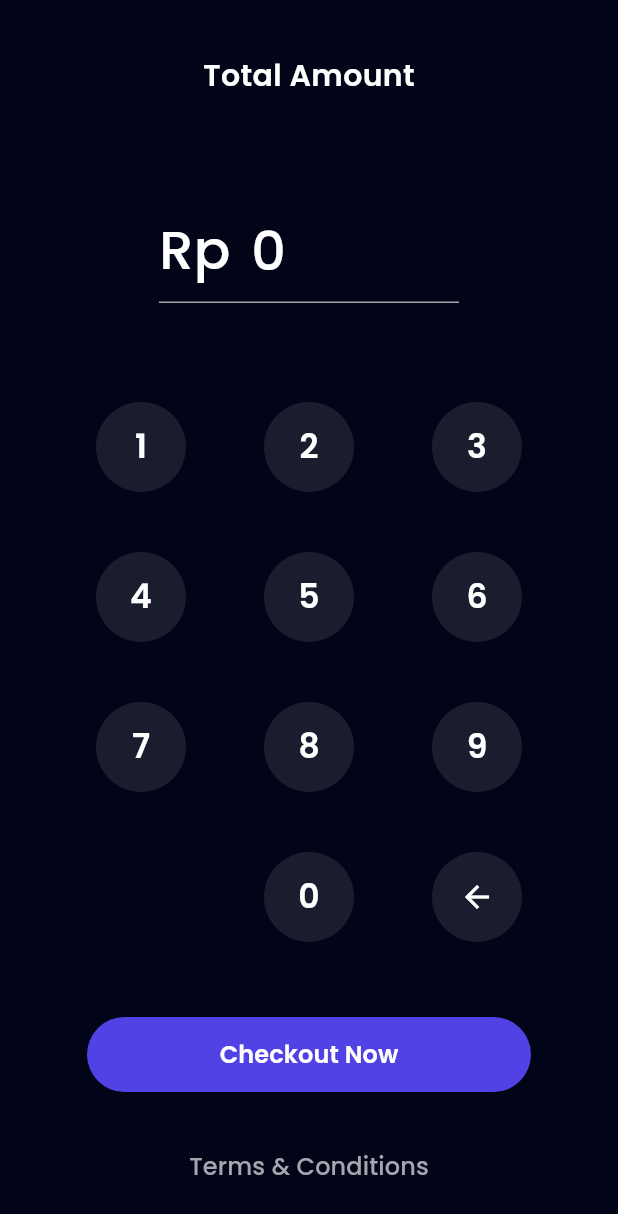
After one commit to evairo176/bank_e, a Flutter app: the TopupPage screen opened by its route, after a tap on "Continue", on a phone screen of 412 x 824 dp. The commit adds this screen. Shown: the top 1214 px of the screen. Run offline on Flutter 3.47's test engine with Material 3 defaults, Android fonts, the phone set to English and light mode, and no system bars; our stand-ins replace carousel_slider, google_fonts.

Commit message:
feat: add topup amount page

```diff
--- a/lib/main.dart
+++ b/lib/main.dart
@@ -4,6 +4,7 @@ import 'package:ewallet/ui/pages/onboarding_page.dart';
 import 'package:ewallet/ui/pages/pin_page.dart';
 import 'package:ewallet/ui/pages/profile_edit_page.dart';
 import 'package:ewallet/ui/pages/profile_edit_pin_page.dart';
+import 'package:ewallet/ui/pages/profile_edit_success_page.dart';
 import 'package:ewallet/ui/pages/profile_page.dart';
 import 'package:ewallet/ui/pages/sign_in_page.dart';
 import 'package:ewallet/ui/pages/sign_up_page.dart';
@@ -11,6 +12,8 @@ import 'package:ewallet/ui/pages/sign_up_set_id_card_page.dart';
 import 'package:ewallet/ui/pages/sign_up_set_profile_page.dart';
 import 'package:ewallet/ui/pages/sign_up_success_page.dart';
 import 'package:ewallet/ui/pages/splash_page.dart';
+import 'package:ewallet/ui/pages/topup_amount_page.dart';
+import 'package:ewallet/ui/pages/topup_page.dart';
 import 'package:flutter/material.dart';
 
 void main() => runApp(const MyApp());
@@ -49,6 +52,9 @@ class MyApp extends StatelessWidget {
         '/pin': (context) => const PinPage(),
         '/profile-edit': (context) => const ProfileEditPage(),
         '/profile-edit-pin': (context) => const ProfileEditPinPage(),
+        '/profile-edit-success': (context) => const ProfileEditSuccessPage(),
+        '/topup': (context) => const TopupPage(),
+        '/topup-amount': (context) => const TopupAmountPage(),
       },
     );
   }
--- /dev/null
+++ b/lib/ui/pages/topup_amount_page.dart
@@ -0,0 +1,200 @@
+import 'package:ewallet/shared/theme.dart';
+import 'package:ewallet/ui/widgets/buttons.dart';
+import 'package:flutter/material.dart';
+
+class TopupAmountPage extends StatefulWidget {
+  const TopupAmountPage({super.key});
+
+  @override
+  State<TopupAmountPage> createState() => _TopupAmountPageState();
+}
+
+class _TopupAmountPageState extends State<TopupAmountPage> {
+  final TextEditingController amountController =
+      TextEditingController(text: '0');
+
+  addAmount(String number) {
+    if (amountController.text == '0') {
+      setState(() {
+        amountController.text = '';
+      });
+    }
+
+    if (amountController.text.length < 13) {
+      setState(() {
+        amountController.text = amountController.text + number;
+      });
+    }
+  }
+
+  deleteAmount() {
+    if (amountController.text.isNotEmpty) {
+      setState(() {
+        amountController.text = amountController.text
+            .substring(0, amountController.text.length - 1);
+        if (amountController.text == '') {
+          amountController.text = '0';
+        }
+      });
+    }
+  }
+
+  @override
+  Widget build(BuildContext context) {
+    return Scaffold(
+      backgroundColor: darkBackgroundColor,
+      body: ListView(
+        padding: const EdgeInsets.symmetric(
+          horizontal: 58,
+        ),
+        children: [
+          const SizedBox(
+            height: 36,
+          ),
+          Center(
+            child: Text(
+              'Total Amount',
+              style: whiteTextStyle.copyWith(
+                fontSize: 20,
+                fontWeight: semiBold,
+              ),
+            ),
+          ),
+          const SizedBox(
+            height: 67,
+          ),
+          Align(
+            child: SizedBox(
+              width: 200,
+              child: TextFormField(
+                controller: amountController,
+                cursorColor: greyColor,
+                enabled: false,
+                style: whiteTextStyle.copyWith(
+                  fontSize: 36,
+                  fontWeight: medium,
+                ),
+                decoration: InputDecoration(
+                  disabledBorder: UnderlineInputBorder(
+                    borderSide: BorderSide(
+                      color: greyColor,
+                    ),
+                  ),
+                  prefixIcon: Text(
+                    'Rp ',
+                    style: whiteTextStyle.copyWith(
+                      fontSize: 36,
+                      fontWeight: medium,
+                    ),
+                  ),
+                ),
+              ),
+            ),
+          ),
+          const SizedBox(
+            height: 66,
+          ),
+          SizedBox(
+            width: double.infinity,
+            child: Wrap(
+              alignment: WrapAlignment.spaceAround,
+              runAlignment: WrapAlignment.spaceAround,
+              spacing: 40,
+              runSpacing: 40,
+              children: [
+                CustomNumberPinButton(
+                  title: '1',
+                  onTap: () {
+                    addAmount('1');
+                  },
+                ),
+                CustomNumberPinButton(
+                  title: '2',
+                  onTap: () {
+                    addAmount('2');
+                  },
+                ),
+                CustomNumberPinButton(
+                  title: '3',
+                  onTap: () {
+                    addAmount('3');
+                  },
+                ),
+                CustomNumberPinButton(
+                  title: '4',
+                  onTap: () {
+                    addAmount('4');
+                  },
+                ),
+                CustomNumberPinButton(
+                  title: '5',
+                  onTap: () {
+                    addAmount('5');
+                  },
+                ),
+                CustomNumberPinButton(
+                  title: '6',
+                  onTap: () {
+                    addAmount('6');
+                  },
+                ),
+                CustomNumberPinButton(
+                  title: '7',
+                  onTap: () {
+                    addAmount('7');
+                  },
+                ),
+                CustomNumberPinButton(
+                  title: '8',
+                  onTap: () {
+                    addAmount('8');
+                  },
+                ),
+                CustomNumberPinButton(
+                  title: '9',
+                  onTap: () {
+                    addAmount('9');
+                  },
+                ),
+                const SizedBox(
+                  height: 60,
+                  width: 60,
+                ),
+                CustomNumberPinButton(
+                  title: '0',
+                  onTap: () {
+                    addAmount('0');
+                  },
+                ),
+                CustomNumberPinButton(
+                  title: '',
+                  onTap: () {
+                    deleteAmount();
+                  },
+                  isBackIcon: true,
+                ),
+              ],
+            ),
+          ),
+          const SizedBox(
+            height: 50,
+          ),
+          CustomFilledButton(
+            title: 'Checkout Now',
+            onPressed: () {},
+          ),
+          const SizedBox(
+            height: 25,
+          ),
+          CustomTextButton(
+            title: 'Terms & Conditions',
+            onPressed: () {},
+          ),
+          const SizedBox(
+            height: 40,
+          ),
+        ],
+      ),
+    );
+  }
+}
--- /dev/null
+++ b/lib/ui/pages/topup_page.dart
@@ -0,0 +1,115 @@
+import 'package:ewallet/shared/theme.dart';
+import 'package:ewallet/ui/widgets/bank_item.dart';
+import 'package:ewallet/ui/widgets/buttons.dart';
+import 'package:flutter/material.dart';
+
+class TopupPage extends StatelessWidget {
+  const TopupPage({super.key});
+
+  @override
+  Widget build(BuildContext context) {
+    return Scaffold(
+      appBar: AppBar(
+        title: const Text(
+          'Top Up',
+        ),
+      ),
+      body: ListView(
+        padding: const EdgeInsets.symmetric(
+          horizontal: 24,
+        ),
+        children: [
+          const SizedBox(
+            height: 30,
+          ),
+          Text(
+            'Wallet',
+            style: blackTextStyle.copyWith(
+              fontSize: 16,
+              fontWeight: semiBold,
+            ),
+          ),
+          const SizedBox(
+            height: 10,
+          ),
+          Row(
+            children: [
+              Image.asset(
+                'assets/image_wallet.png',
+                width: 80,
+                height: 55,
+              ),
+              const SizedBox(
+                width: 16,
+              ),
+              Column(
+                crossAxisAlignment: CrossAxisAlignment.start,
+                children: [
+                  Text(
+                    '8008 2208 1996',
+                    style: blackTextStyle.copyWith(
+                      fontSize: 16,
+                      fontWeight: medium,
+                    ),
+                  ),
+                  const SizedBox(
+                    height: 2,
+                  ),
+                  Text(
+                    'Dicki Prasetya',
+                    style: greyTextStyle.copyWith(
+                      fontSize: 12,
+                      fontWeight: regular,
+                    ),
+                  )
+                ],
+              ),
+            ],
+          ),
+          const SizedBox(
+            height: 40,
+          ),
+          Text(
+            'Select Bank',
+            style: blackTextStyle.copyWith(
+              fontSize: 16,
+              fontWeight: semiBold,
+            ),
+          ),
+          const SizedBox(
+            height: 14,
+          ),
+          const BankItem(
+            imageUrl: 'assets/image_bank_bca.png',
+            title: 'Bank BCA',
+            isSelected: true,
+          ),
+          const BankItem(
+            imageUrl: 'assets/image_bank_bni.png',
+            title: 'Bank BNI',
+          ),
+          const BankItem(
+            imageUrl: 'assets/image_bank_mandiri.png',
+            title: 'Bank Mandiri',
+          ),
+          const BankItem(
+            imageUrl: 'assets/image_bank_ocbc.png',
+            title: 'Bank OCBC',
+          ),
+          const SizedBox(
+            height: 12,
+          ),
+          CustomFilledButton(
+            title: 'Continue',
+            onPressed: () {
+              Navigator.pushNamed(context, '/topup-amount');
+            },
+          ),
+          const SizedBox(
+            height: 50,
+          ),
+        ],
+      ),
+    );
+  }
+}
--- /dev/null
+++ b/lib/ui/widgets/bank_item.dart
@@ -0,0 +1,63 @@
+import 'package:ewallet/shared/theme.dart';
+import 'package:flutter/material.dart';
+
+class BankItem extends StatelessWidget {
+  final String title;
+  final String imageUrl;
+  final bool isSelected;
+
+  const BankItem({
+    super.key,
+    required this.title,
+    required this.imageUrl,
+    this.isSelected = false,
+  });
+
+  @override
+  Widget build(BuildContext context) {
+    return Container(
+      margin: const EdgeInsets.only(
+        bottom: 18,
+      ),
+      padding: const EdgeInsets.all(22),
+      decoration: BoxDecoration(
+        color: whiteColor,
+        borderRadius: BorderRadius.circular(20),
+        border: Border.all(
+          width: 2,
+          color: isSelected ? blueColor : whiteColor,
+        ),
+      ),
+      child: Row(
+        mainAxisAlignment: MainAxisAlignment.spaceBetween,
+        children: [
+          Image.asset(
+            imageUrl,
+            height: 30,
+          ),
+          Column(
+            children: [
+              Text(
+                title,
+                style: blackTextStyle.copyWith(
+                  fontSize: 16,
+                  fontWeight: medium,
+                ),
+              ),
+              const SizedBox(
+                height: 2,
+              ),
+              Text(
+                '50 mins',
+                style: greyTextStyle.copyWith(
+                  fontSize: 12,
+                  fontWeight: regular,
+                ),
+              ),
+            ],
+          )
+        ],
+      ),
+    );
+  }
+}
--- a/lib/ui/widgets/buttons.dart
+++ b/lib/ui/widgets/buttons.dart
@@ -78,7 +78,7 @@ class CustomTextButton extends StatelessWidget {
 class CustomNumberPinButton extends StatelessWidget {
   final String title;
   final VoidCallback? onTap;
-  final bool? isBackIcon;
+  final bool isBackIcon;
 
   const CustomNumberPinButton({
     super.key,
@@ -97,18 +97,18 @@ class CustomNumberPinButton extends StatelessWidget {
         decoration:
             BoxDecoration(shape: BoxShape.circle, color: numberBackgroundColor),
         child: Center(
-          child: isBackIcon != true
-              ? Text(
+          child: isBackIcon
+              ? Icon(
+                  Icons.arrow_back,
+                  color: whiteColor,
+                  size: 24,
+                )
+              : Text(
                   title,
                   style: whiteTextStyle.copyWith(
                     fontSize: 22,
                     fontWeight: semiBold,
                   ),
-                )
-              : Icon(
-                  Icons.arrow_back,
-                  color: whiteColor,
-                  size: 24,
                 ),
         ),
       ),
--- a/lib/ui/widgets/home_service_item.dart
+++ b/lib/ui/widgets/home_service_item.dart
@@ -15,7 +15,9 @@ class HomeServiceItem extends StatelessWidget {
 
   @override
   Widget build(BuildContext context) {
-    return Column(
+    return GestureDetector(
+      onTap: onTap,
+      child: Column(
         children: [
           Container(
             width: 70,
@@ -42,6 +44,7 @@ class HomeServiceItem extends StatelessWidget {
             ),
           )
         ],
+      ),
     );
   }
 }
```
Also changed, not shown: lib/ui/pages/home_page.dart (+5 -5 lines), lib/ui/pages/profile_edit_page.dart (+7 -1 lines), lib/ui/pages/profile_edit_success_page.dart (added, +53 -0 lines). Lines whose indentation alone changed are shown as unchanged.
